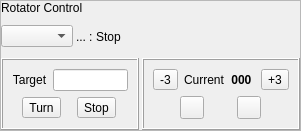
Before: the Qt Designer form mqt/MqtLogger/rotcontrolframe.ui in Rsclub22/Minos2-Mirror, drawn with Qt 5.
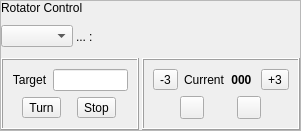
After: the same form once the commit is applied. Custom widgets are drawn as their Qt base class.

Commit message: fix "Stop message in RotControlFrame in logger only mode. fix clearing error message from bandmap when disconnect radio

Diff of the .ui file:
```diff
--- a/mqt/MqtLogger/rotcontrolframe.ui
+++ b/mqt/MqtLogger/rotcontrolframe.ui
@@ -80,7 +80,7 @@
      <item>
       <widget class="QLabel" name="rotatorStatMsg">
        <property name="text">
-        <string>Stop</string>
+        <string/>
        </property>
       </widget>
      </item>
```
The commit also changes 5 other files.
